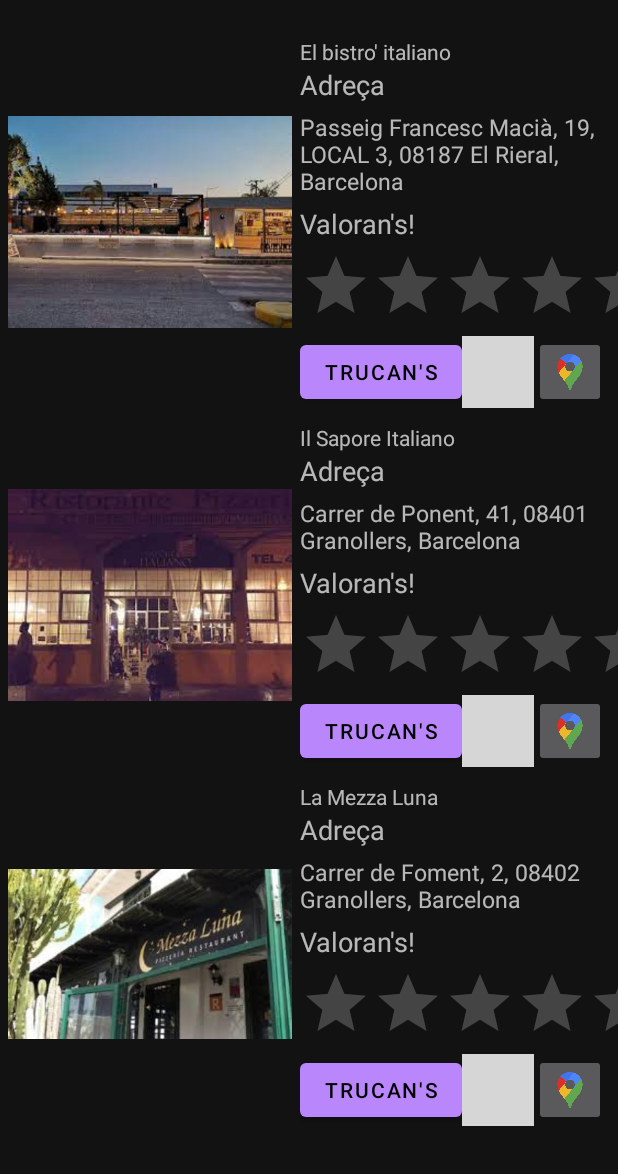
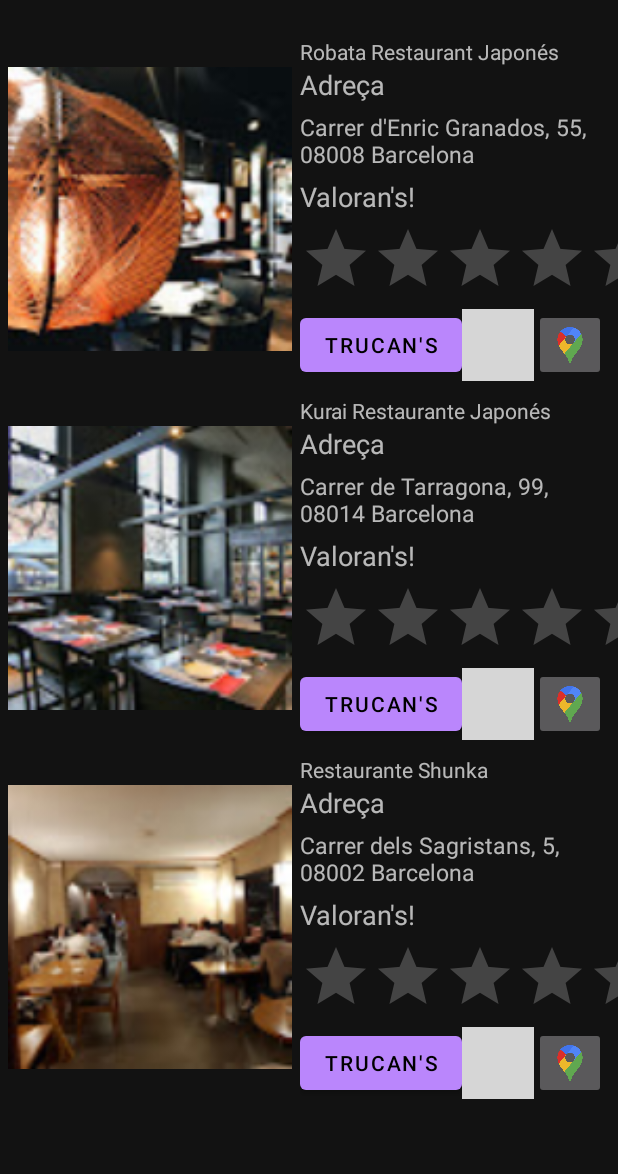
Before and after one commit to AdriaPriego/ProyectoUIA, an Android app: the fragment BlankFragment3Rest shown on its own in the app's theme, on a phone screen of 412 x 824 dp, the part 62-1236 px from its top. Run offline under Robolectric (Android 15) with nearby library versions, the phone set to English and light mode, and no system bars; grey boxes are pictures that could not be loaded.

Commit message:
Restaurants vFinal

```diff
--- a/app/src/main/java/com/example/proyectouia/BlankFragment3Rest.java
+++ b/app/src/main/java/com/example/proyectouia/BlankFragment3Rest.java
@@ -1,5 +1,7 @@
 package com.example.proyectouia;
 
+import android.content.Intent;
+import android.net.Uri;
 import android.os.Bundle;
 
 import androidx.fragment.app.Fragment;
@@ -7,6 +9,8 @@ import androidx.fragment.app.Fragment;
 import android.view.LayoutInflater;
 import android.view.View;
 import android.view.ViewGroup;
+import android.widget.Button;
+import android.widget.ImageButton;
 
 /**
  * A simple {@link Fragment} subclass.
@@ -56,9 +60,59 @@ public class BlankFragment3Rest extends Fragment {
     }
 
     @Override
-    public View onCreateView(LayoutInflater inflater, ViewGroup container,
-                             Bundle savedInstanceState) {
-        // Inflate the layout for this fragment
-        return inflater.inflate(R.layout.fragment_blank_fragment3_rest, container, false);
+    public View onCreateView(LayoutInflater inflater, ViewGroup container, Bundle savedInstanceState) {
+        View view =inflater.inflate(R.layout.fragment_blank_fragment3_rest, container, false);
+        Button b1= view.findViewById(R.id.b1);
+        b1.setOnClickListener(v -> {
+            Intent intentTel= new Intent(Intent.ACTION_VIEW, Uri.parse("tel:931352136"));
+            startActivity(intentTel);
+        });
+        Button b2= view.findViewById(R.id.b2);
+        b2.setOnClickListener(v -> {
+            Intent intentTel= new Intent(Intent.ACTION_VIEW, Uri.parse("tel:938700547"));
+            startActivity(intentTel);
+        });
+        Button b3= view.findViewById(R.id.b3);
+        b3.setOnClickListener(v -> {
+            Intent intentTel= new Intent(Intent.ACTION_VIEW, Uri.parse("tel:938704291"));
+            startActivity(intentTel);
+        });
+        ImageButton wb1= view.findViewById(R.id.wb1);
+        wb1.setOnClickListener(view16 -> {
+            Uri gmmIntentUri = Uri.parse("https://lacookessabio.com/");
+            Intent webIntent = new Intent(Intent.ACTION_VIEW, gmmIntentUri);
+            startActivity(webIntent);
+        });
+        ImageButton wb2= view.findViewById(R.id.wb2);
+        wb2.setOnClickListener(view15 -> {
+            Uri gmmIntentUri = Uri.parse("http://elmirallet.cat/");
+            Intent webIntent = new Intent(Intent.ACTION_VIEW, gmmIntentUri);
+            startActivity(webIntent);
+        });
+        ImageButton wb3= view.findViewById(R.id.wb3);
+        wb3.setOnClickListener(view14 -> {
+            Uri gmmIntentUri = Uri.parse("https://www.tripadvisor.es/Restaurant_Review-g670666-d8779106-Reviews-L_Anima_De_Granollers-Granollers_Catalonia.html");
+            Intent webIntent = new Intent(Intent.ACTION_VIEW, gmmIntentUri);
+            startActivity(webIntent);
+        });
+        ImageButton mb1= view.findViewById(R.id.mb1);
+        mb1.setOnClickListener(view13 -> {
+            Uri gmmIntentUri = Uri.parse("https://www.google.com/maps/place/La+Cookessa+Bio+Granollers,+Carrer+de+Ponent,+25,+08401+Granollers,+Barcelona/@41.6104197,2.2859485,17z/data=!4m2!3m1!1s0x12a4c79a6208c3b9:0x4e0b3874183aa836");
+            Intent mapIntent = new Intent(Intent.ACTION_VIEW, gmmIntentUri);
+            startActivity(mapIntent);
+        });
+        ImageButton mb2= view.findViewById(R.id.mb2);
+        mb2.setOnClickListener(view12 -> {
+            Uri gmmIntentUri = Uri.parse("https://www.google.com/maps/place/El+Mirallet,+08402,+Pla%C3%A7a+de+la+Porxada,+39,+08401+Granollers,+Barcelona/@41.607881,2.286715,17z/data=!4m2!3m1!1s0x12a4c7c610a9215f:0x6fa142ebe7a12e45?hl=es&source=lmns");
+            Intent mapIntent = new Intent(Intent.ACTION_VIEW, gmmIntentUri);
+            startActivity(mapIntent);
+        });
+        ImageButton mb3= view.findViewById(R.id.mb3);
+        mb3.setOnClickListener(view1 -> {
+            Uri gmmIntentUri = Uri.parse("https://www.google.com/maps/place/%C3%80nima+de+Granollers,+Carrer+de+Girona,+4,+08402+Granollers,+Barcelona/@41.608589,2.2907601,17z/data=!4m2!3m1!1s0x12a4c7cfb6b1a8ab:0x33520792786c7fba?hl=es&source=lmns");
+            Intent mapIntent = new Intent(Intent.ACTION_VIEW, gmmIntentUri);
+            startActivity(mapIntent);
+        });
+        return view;
     }
 }
--- a/app/src/main/res/layout/activity_activitat_rest.xml
+++ b/app/src/main/res/layout/activity_activitat_rest.xml
@@ -16,7 +16,7 @@
         <Spinner
             android:id="@+id/restaurants"
             android:layout_width="match_parent"
-            android:layout_height="match_parent">
+            android:layout_height="wrap_content">
         </Spinner>
         <ScrollView
             android:layout_width="match_parent"
@@ -25,7 +25,8 @@
                 android:id="@+id/contenidorrestaurants"
                 android:layout_width="match_parent"
                 android:layout_height="wrap_content"
-                android:orientation="vertical"/>
+                android:orientation="vertical">
+            </LinearLayout>
         </ScrollView>
 
 </LinearLayout>
--- a/app/src/main/res/layout/fragment_blank_fragment1_rest.xml
+++ b/app/src/main/res/layout/fragment_blank_fragment1_rest.xml
@@ -15,7 +15,7 @@
             android:layout_width="200dp"
             android:layout_height="200dp"
             android:scaleType="fitCenter"
-            android:src="@drawable/CookessaBio"
+            android:src="@drawable/cookessabio"
             android:padding="5dp"
             android:layout_gravity="center_vertical">
         </ImageView>
@@ -167,7 +167,7 @@
             android:layout_width="200dp"
             android:layout_height="200dp"
             android:scaleType="fitCenter"
-            android:src="@drawable/animaVeg"
+            android:src="@drawable/animaveg"
             android:padding="5dp"
             android:layout_gravity="center_vertical">
         </ImageView>
--- a/app/src/main/res/layout/fragment_blank_fragment3_rest.xml
+++ b/app/src/main/res/layout/fragment_blank_fragment3_rest.xml
@@ -15,7 +15,7 @@
             android:layout_width="200dp"
             android:layout_height="200dp"
             android:scaleType="fitCenter"
-            android:src="@drawable/bistro"
+            android:src="@drawable/robata"
             android:padding="5dp"
             android:layout_gravity="center_vertical">
         </ImageView>
@@ -27,7 +27,7 @@
             <TextView
                 android:layout_width="match_parent"
                 android:layout_height="wrap_content"
-                android:text="@string/bistrotaliano">
+                android:text="@string/japo1">
             </TextView>
             <TextView
                 android:layout_width="match_parent"
@@ -40,7 +40,7 @@
             <TextView
                 android:layout_width="wrap_content"
                 android:layout_height="wrap_content"
-                android:text="@string/adrecabistro"
+                android:text="@string/japo1adreca"
                 android:textSize="15sp"
                 android:layout_marginBottom="5dp"
                 android:layout_marginEnd="5dp">
@@ -91,7 +91,7 @@
             android:layout_width="200dp"
             android:layout_height="200dp"
             android:scaleType="fitCenter"
-            android:src="@drawable/sapore"
+            android:src="@drawable/kurai"
             android:padding="5dp"
             android:layout_gravity="center_vertical">
         </ImageView>
@@ -103,7 +103,7 @@
             <TextView
                 android:layout_width="match_parent"
                 android:layout_height="wrap_content"
-                android:text="@string/il_sapore_italiano">
+                android:text="@string/japo2">
             </TextView>
             <TextView
                 android:layout_width="match_parent"
@@ -116,7 +116,7 @@
             <TextView
                 android:layout_width="wrap_content"
                 android:layout_height="wrap_content"
-                android:text="@string/adrecaSaocre"
+                android:text="@string/japo2adreca"
                 android:textSize="15sp"
                 android:layout_marginBottom="5dp"
                 android:layout_marginEnd="5dp">
@@ -167,7 +167,7 @@
             android:layout_width="200dp"
             android:layout_height="200dp"
             android:scaleType="fitCenter"
-            android:src="@drawable/mezza"
+            android:src="@drawable/shunka"
             android:padding="5dp"
             android:layout_gravity="center_vertical">
         </ImageView>
@@ -179,7 +179,7 @@
             <TextView
                 android:layout_width="match_parent"
                 android:layout_height="wrap_content"
-                android:text="@string/la_mezza_luna">
+                android:text="@string/japo3">
             </TextView>
             <TextView
                 android:layout_width="match_parent"
@@ -192,7 +192,7 @@
             <TextView
                 android:layout_width="wrap_content"
                 android:layout_height="wrap_content"
-                android:text="@string/mezzaubi"
+                android:text="@string/japo3adreca"
                 android:textSize="15sp"
                 android:layout_marginBottom="5dp"
                 android:layout_marginEnd="5dp">
--- a/app/src/main/res/values/strings.xml
+++ b/app/src/main/res/values/strings.xml
@@ -68,4 +68,10 @@
     <string name="adreça1">Carrer Príncep de Viana, nº 6, 08401 Granollers</string>
     <string name="tria_la_qualitat_dels_hotels">Tria la qualitat dels hotels</string>
     <string name="tria_la_qualitat_dels_restaurants">Tria la qualitat dels Restaurants</string>
+    <string name="japo1">Robata Restaurant Japonés</string>
+    <string name="japo1adreca">Carrer d\'Enric Granados, 55, 08008 Barcelona</string>
+    <string name="japo2">Kurai Restaurante Japonés</string>
+    <string name="japo2adreca">Carrer de Tarragona, 99, 08014 Barcelona</string>
+    <string name="japo3">Restaurante Shunka</string>
+    <string name="japo3adreca">Carrer dels Sagristans, 5, 08002 Barcelona</string>
 </resources>
```
Also changed, not shown: app/src/main/java/com/example/proyectouia/ActivitatRest.java (+10 -8 lines), app/src/main/java/com/example/proyectouia/BlankFragment1Rest.java (+18 -46 lines), app/src/main/java/com/example/proyectouia/BlankFragment2Rest.java (+20 -50 lines), app/src/main/res/drawable-v24/animaveg.jpg (renamed from app/src/main/res/drawable/animaveg.jpg), app/src/main/res/drawable-v24/cookessabio.jpg (renamed from app/src/main/res/drawable/cookessabio.jpg), app/src/main/res/drawable-v24/kurai.JPG (added), app/src/main/res/drawable-v24/robata.JPG (added), app/src/main/res/drawable-v24/shunka.jpg (added).
